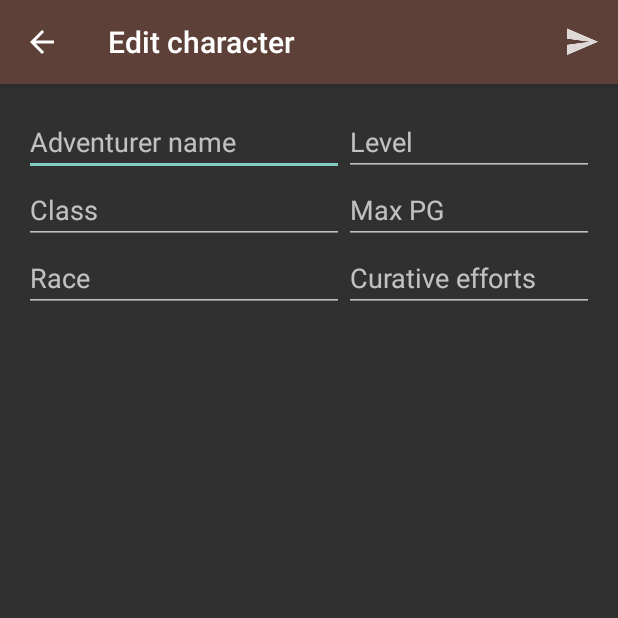
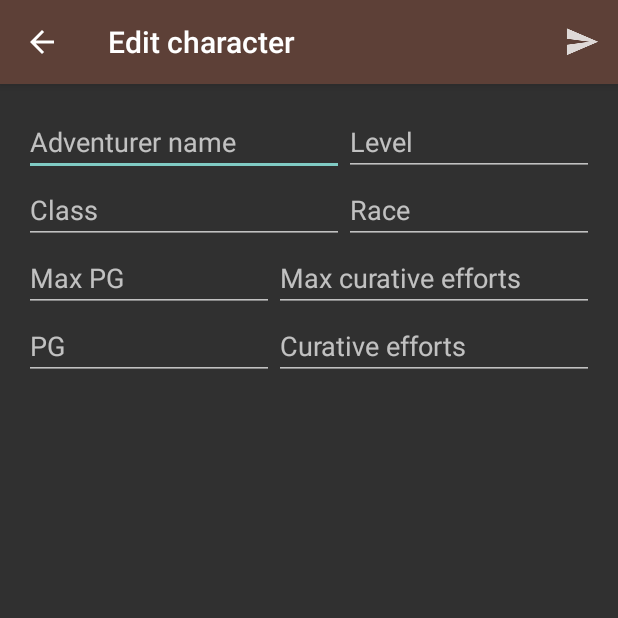
Before and after one commit to kauron/DungeonManager, an Android app: the screen it shows after launch (Introduction), in the options menu, after a tap on "Edit character", on a phone screen of 412 x 824 dp, the top half of it. Run offline under Robolectric (Android 15) with nearby library versions, the phone set to English and light mode, and no system bars.

Commit message:
Error Correction

```diff
--- a/app/src/main/java/com/ddns/kauron/dungeonmanager/MainActivity.java
+++ b/app/src/main/java/com/ddns/kauron/dungeonmanager/MainActivity.java
@@ -9,6 +9,7 @@ import android.graphics.Color;
 import android.support.v7.app.ActionBarActivity;
 import android.os.Bundle;
 import android.text.InputType;
+import android.util.Log;
 import android.view.Menu;
 import android.view.MenuItem;
 import android.view.View;
@@ -63,6 +64,7 @@ public class MainActivity extends ActionBarActivity
             showHealthDialog();
             return true;
         } else if (id == R.id.action_edit_basics) {
+            //TODO: try this startChildActivity()
             SharedPreferences p = getSharedPreferences("basics", MODE_PRIVATE);
             Intent intent = new Intent(this, Introduction.class);
             startActivity(intent.putExtra(
@@ -101,6 +103,33 @@ public class MainActivity extends ActionBarActivity
     public void showHealthDialog(){
         DialogFragment dialog = HealthDialogFragment.newInstance(player.getCurativeEfforts());
         dialog.show(getFragmentManager(), "HealthDialogFragment");
+    }
+
+    @Override
+    protected void onPause() {
+        super.onPause();
+        Log.e("UTIL", "pause");
+    }
+
+    @Override
+    protected void onResume() {
+        super.onResume();
+        Log.e("UTIL", "resume");
+        restoreData();
+    }
+
+    @Override
+    protected void onStop() {
+        super.onStop();
+        Log.e("UTIL", "stop");
+        saveData();
+    }
+
+    @Override
+    protected void onDestroy() {
+        super.onDestroy();
+        saveData();
+        Log.e("UTIL", "destroy");
     }
 
     @Override
@@ -182,6 +211,7 @@ public class MainActivity extends ActionBarActivity
     private void restoreData(){
         SharedPreferences p = getSharedPreferences("basics", MODE_PRIVATE);
         //restore state
+        if(player == null) {
             player = new Player(
                     p.getString("playerName", getString(R.string.adventurer_name)),
                     p.getString("className", getString(R.string.class_name)),
@@ -195,6 +225,9 @@ public class MainActivity extends ActionBarActivity
                     new int[3],
                     new int[18],
                     new Power[4]);
+        } else {
+
+        }
         //set restored values to the respective fields
         ((TextView) findViewById(R.id.nameText)).setText(player.getName());
         ((TextView) findViewById(R.id.raceText)).setText(player.getRaceName());
@@ -204,6 +237,15 @@ public class MainActivity extends ActionBarActivity
     }
 
     private void saveData() {
-
+        getSharedPreferences("basics", MODE_PRIVATE).edit()
+                .putString("playerName", player.getName())
+                .putString("className", player.getClassName())
+                .putString("raceName", player.getRaceName())
+                .putInt("level", player.getLevel())
+                .putInt("maxPg", player.getMaxPg())
+                .putInt("pg", player.getPg())
+                .putInt("maxCurativeEfforts", player.getMaxCurativeEfforts())
+                .putInt("curativeEfforts", player.getCurativeEfforts())
+                .apply();
     }
 }
--- a/app/src/main/java/com/ddns/kauron/dungeonmanager/Player.java
+++ b/app/src/main/java/com/ddns/kauron/dungeonmanager/Player.java
@@ -60,6 +60,8 @@ public class Player {
     }
 
 
+    public int getMaxCurativeEfforts() {return maxCurativeEfforts;}
+
     public int getCurativeEfforts() {return curativeEfforts;}
     public void setCurativeEffort(int curativeEfforts) {this.curativeEfforts = curativeEfforts;}
 
--- a/app/src/main/res/layout/activity_introduction.xml
+++ b/app/src/main/res/layout/activity_introduction.xml
@@ -23,10 +23,10 @@
         android:inputType="textPersonName"
         android:ems="10"
         android:id="@+id/editRaceIntro"
-        android:layout_below="@+id/editClassIntro"
-        android:layout_alignParentLeft="true"
-        android:layout_alignParentStart="true"
-        android:hint="@string/race_name" />
+        android:hint="@string/race_name"
+        android:layout_below="@+id/editNameIntro"
+        android:layout_toRightOf="@+id/editClassIntro"
+        android:layout_toEndOf="@+id/editClassIntro" />
 
     <EditText
         android:layout_width="wrap_content"
@@ -46,12 +46,10 @@
         android:ems="10"
         android:id="@+id/editLevelIntro"
         android:hint="@string/level"
-        android:width="70dp"
         android:layout_alignParentTop="true"
-        android:layout_alignParentRight="true"
-        android:layout_alignParentEnd="true"
-        android:layout_alignLeft="@+id/editMaxPgIntro"
-        android:layout_alignStart="@+id/editMaxPgIntro" />
+        android:layout_toRightOf="@+id/editNameIntro"
+        android:layout_alignRight="@+id/editRaceIntro"
+        android:layout_alignEnd="@+id/editRaceIntro" />
 
     <EditText
         android:layout_width="wrap_content"
@@ -59,10 +57,13 @@
         android:inputType="number"
         android:ems="10"
         android:id="@+id/editMaxPgIntro"
-        android:layout_below="@+id/editLevelIntro"
         android:hint="@string/max_pg"
-        android:layout_alignLeft="@+id/editMaxEffortIntro"
-        android:layout_alignStart="@+id/editMaxEffortIntro" />
+        android:width="70dp"
+        android:layout_below="@+id/editClassIntro"
+        android:layout_alignParentLeft="true"
+        android:layout_alignParentStart="true"
+        android:layout_toLeftOf="@+id/editMaxEffortIntro"
+        android:layout_toStartOf="@+id/editMaxEffortIntro" />
 
     <EditText
         android:layout_width="wrap_content"
@@ -70,8 +71,33 @@
         android:inputType="number"
         android:ems="10"
         android:id="@+id/editMaxEffortIntro"
-        android:layout_alignTop="@+id/editRaceIntro"
-        android:layout_toEndOf="@+id/editRaceIntro"
         android:hint="@string/max_curative_efforts"
-        android:layout_toRightOf="@+id/editRaceIntro" />
+        android:layout_below="@+id/editRaceIntro"
+        android:layout_alignParentRight="true"
+        android:layout_alignParentEnd="true" />
+
+    <EditText
+        android:layout_width="wrap_content"
+        android:layout_height="wrap_content"
+        android:inputType="number"
+        android:ems="10"
+        android:id="@+id/editPgIntro"
+        android:width="70dp"
+        android:hint="@string/pg"
+        android:layout_below="@+id/editMaxPgIntro"
+        android:layout_alignParentLeft="true"
+        android:layout_alignParentStart="true"
+        android:layout_toLeftOf="@+id/editEffortIntro"
+        android:layout_toStartOf="@+id/editEffortIntro" />
+
+    <EditText
+        android:layout_width="wrap_content"
+        android:layout_height="wrap_content"
+        android:inputType="number"
+        android:ems="10"
+        android:id="@+id/editEffortIntro"
+        android:layout_below="@+id/editMaxEffortIntro"
+        android:layout_alignParentRight="true"
+        android:layout_alignParentEnd="true"
+        android:hint="@string/curative_efforts" />
 </RelativeLayout>
--- a/app/src/main/res/values/strings.xml
+++ b/app/src/main/res/values/strings.xml
@@ -4,6 +4,8 @@
     <string name="app_name" translatable="false">DungeonManager</string>
     <string name="action_cure">Cure</string>
     <string name="action_undo">Undo</string>
+    <string name="pg">PG</string>
+    <string name="curative_efforts">Curative efforts</string>
     <string name="dungeons_and_dragons">Dungeons and Dragons</string>
     <string name="action_save">Save</string>
     <string name="action_calendar_activity">Create event</string>
@@ -26,7 +28,7 @@
     <string name="action_finish">Done</string>
 
     <string name="level">Level</string>
-    <string name="max_curative_efforts">Curative efforts</string>
+    <string name="max_curative_efforts">Max curative efforts</string>
     <string name="max_pg">Max PG</string>
     <string name="missing_info_error">You need to fill all the information</string>
     <string name="no_curative_efforts_error">You don\'t have any curative efforts left!</string>
```
Also changed, not shown: app/src/main/java/com/ddns/kauron/dungeonmanager/Introduction.java (+37 -18 lines), app/src/main/res/layout/activity_main.xml (+7 -6 lines), 2 other files. Lines whose indentation alone changed are shown as unchanged.
